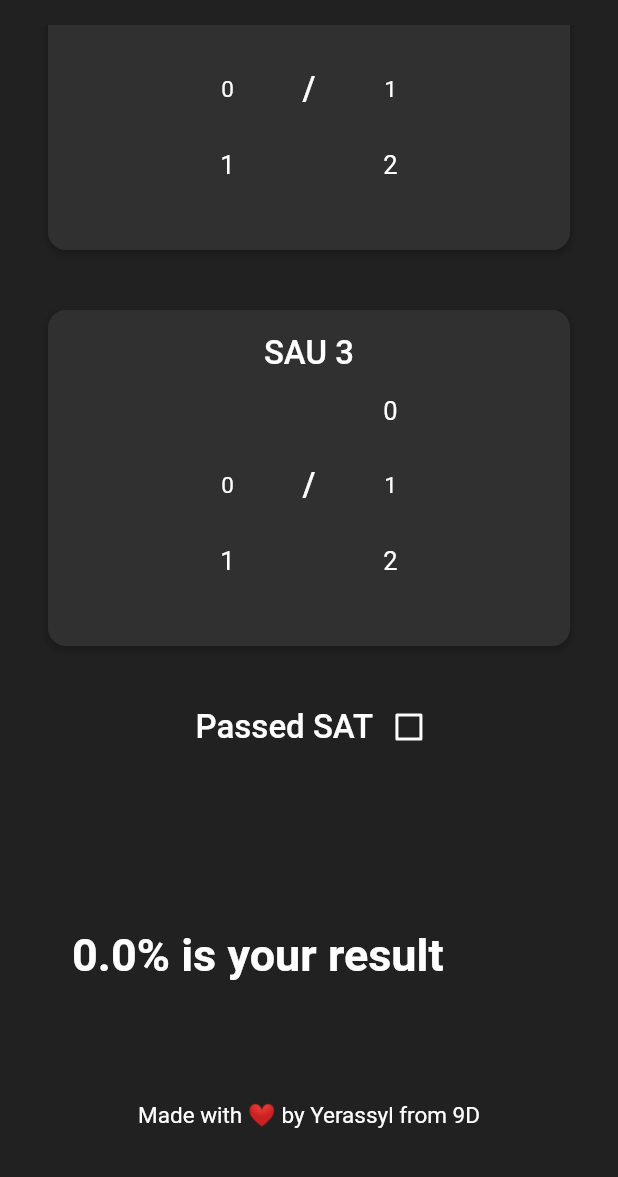
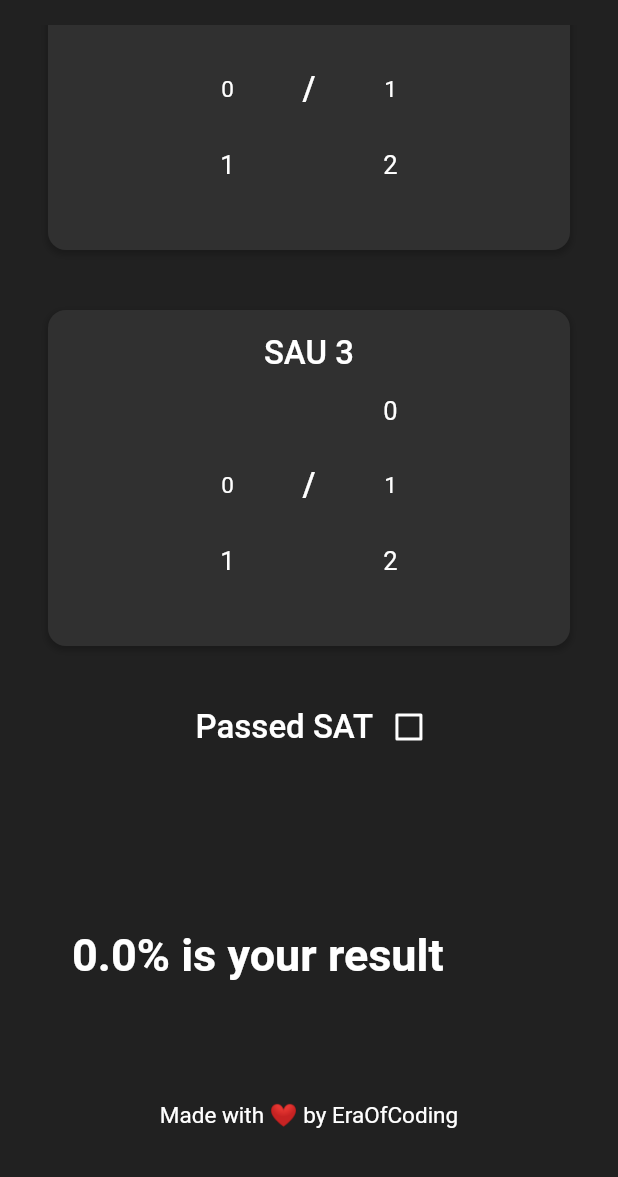
Before and after one commit to EraOfCoding/sau-sat-calculator-app, a Flutter app: the screen it shows after launch, scrolled down 614 dp, on a phone screen of 412 x 824 dp, the part 59-1236 px from its top. Run offline on Flutter 3.47's test engine with Material 2 defaults, Android fonts, the phone set to English and light mode, and no system bars; drawn by our look-alikes of numberpicker.

Commit message:
released app

```diff
--- a/lib/home_page.dart
+++ b/lib/home_page.dart
@@ -114,7 +114,7 @@ class _HomePageState extends State<HomePage> {
     Widget credits = Container(
       margin: EdgeInsets.fromLTRB(0, 20, 0, 0),
       child: Text(
-        "Made with ❤️ by Yerassyl from 9D",
+        "Made with ❤️ by EraOfCoding",
         style: Theme.of(context).textTheme.headline5,
       ),
     );
--- a/pubspec.yaml
+++ b/pubspec.yaml
@@ -1,5 +1,5 @@
 name: sau_sat_calculator_app
-description: A new Flutter project.
+description: Calculator for SAU and SAT. From students to students.
 
 # The following line prevents the package from being accidentally published to
 # pub.dev using `pub publish`. This is preferred for private packages.
```
Also changed, not shown: 2 other files.
